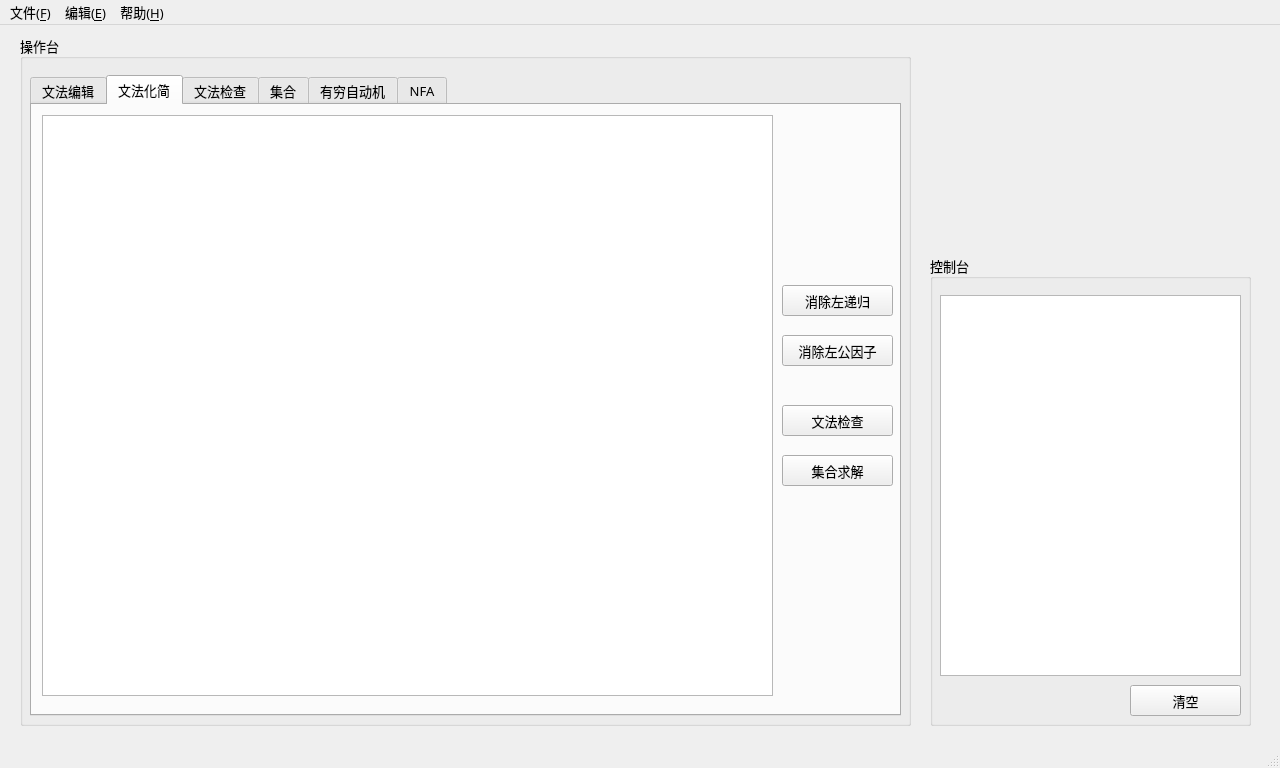
Qt form BNFProcessor/mainwindow.ui (Lyuyk/Compile-Principle-Course-Labs) before a commit.
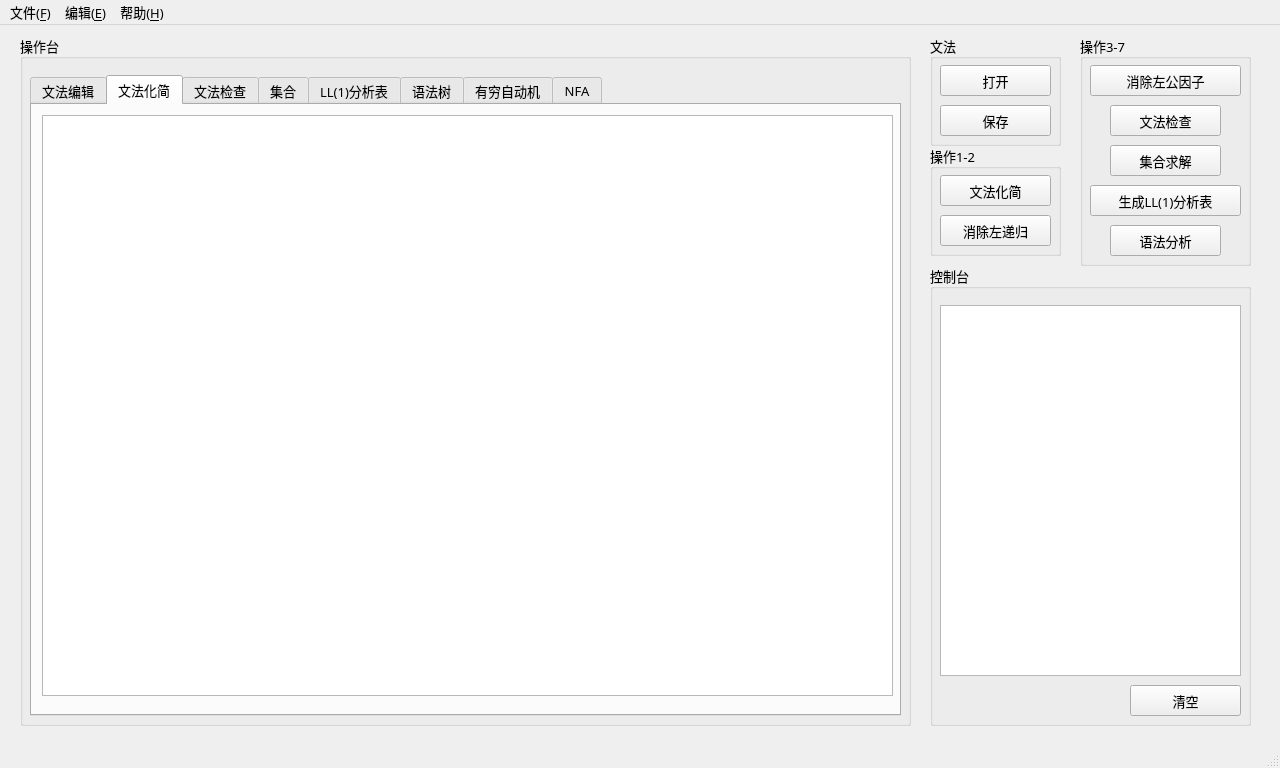
The same form after that commit. The open tabs and pages were chosen to show the change.

The edit to the form file:
```diff
--- a/BNFProcessor/mainwindow.ui
+++ b/BNFProcessor/mainwindow.ui
@@ -24,9 +24,9 @@
     <property name="geometry">
      <rect>
       <x>930</x>
-      <y>230</y>
+      <y>240</y>
       <width>321</width>
-      <height>471</height>
+      <height>461</height>
      </rect>
     </property>
     <property name="title">
@@ -38,7 +38,7 @@
        <x>10</x>
        <y>40</y>
        <width>301</width>
-       <height>381</height>
+       <height>371</height>
       </rect>
      </property>
      <property name="font">
@@ -55,7 +55,7 @@
      <property name="geometry">
       <rect>
        <x>200</x>
-       <y>430</y>
+       <y>420</y>
        <width>111</width>
        <height>31</height>
       </rect>
@@ -87,25 +87,12 @@
       </rect>
      </property>
      <property name="currentIndex">
-      <number>1</number>
+      <number>0</number>
      </property>
      <widget class="QWidget" name="tab_edit">
       <attribute name="title">
        <string>文法编辑</string>
       </attribute>
-      <widget class="QPushButton" name="pushButton_open">
-       <property name="geometry">
-        <rect>
-         <x>750</x>
-         <y>200</y>
-         <width>111</width>
-         <height>31</height>
-        </rect>
-       </property>
-       <property name="text">
-        <string>打开</string>
-       </property>
-      </widget>
       <widget class="QPlainTextEdit" name="plainTextEdit_edit">
        <property name="geometry">
         <rect>
@@ -122,32 +109,6 @@
         </font>
        </property>
       </widget>
-      <widget class="QPushButton" name="pushButton_save">
-       <property name="geometry">
-        <rect>
-         <x>750</x>
-         <y>260</y>
-         <width>111</width>
-         <height>31</height>
-        </rect>
-       </property>
-       <property name="text">
-        <string>保存</string>
-       </property>
-      </widget>
-      <widget class="QPushButton" name="pushButton_process">
-       <property name="geometry">
-        <rect>
-         <x>750</x>
-         <y>320</y>
-         <width>111</width>
-         <height>31</height>
-        </rect>
-       </property>
-       <property name="text">
-        <string>全部处理</string>
-       </property>
-      </widget>
       <widget class="QPushButton" name="pushButton_arrowChar">
        <property name="geometry">
         <rect>
@@ -200,17 +161,17 @@
         <string>快捷编辑：</string>
        </property>
       </widget>
-      <widget class="QPushButton" name="pushButton_simplify">
+      <widget class="QPushButton" name="pushButton_process">
        <property name="geometry">
         <rect>
          <x>750</x>
-         <y>380</y>
+         <y>290</y>
          <width>111</width>
          <height>31</height>
         </rect>
        </property>
        <property name="text">
-        <string>化简</string>
+        <string>全部处理</string>
        </property>
       </widget>
      </widget>
@@ -223,7 +184,7 @@
         <rect>
          <x>10</x>
          <y>10</y>
-         <width>731</width>
+         <width>851</width>
          <height>581</height>
         </rect>
        </property>
@@ -237,58 +198,6 @@
         <bool>true</bool>
        </property>
       </widget>
-      <widget class="QPushButton" name="pushButton_check">
-       <property name="geometry">
-        <rect>
-         <x>750</x>
-         <y>300</y>
-         <width>111</width>
-         <height>31</height>
-        </rect>
-       </property>
-       <property name="text">
-        <string>文法检查</string>
-       </property>
-      </widget>
-      <widget class="QPushButton" name="pushButton_set">
-       <property name="geometry">
-        <rect>
-         <x>750</x>
-         <y>350</y>
-         <width>111</width>
-         <height>31</height>
-        </rect>
-       </property>
-       <property name="text">
-        <string>集合求解</string>
-       </property>
-      </widget>
-      <widget class="QPushButton" name="pushButton_eliminateLeftRecursion">
-       <property name="geometry">
-        <rect>
-         <x>750</x>
-         <y>180</y>
-         <width>111</width>
-         <height>31</height>
-        </rect>
-       </property>
-       <property name="text">
-        <string>消除左递归</string>
-       </property>
-      </widget>
-      <widget class="QPushButton" name="pushButton_eliminateLeftCommonFactor">
-       <property name="geometry">
-        <rect>
-         <x>750</x>
-         <y>230</y>
-         <width>111</width>
-         <height>31</height>
-        </rect>
-       </property>
-       <property name="text">
-        <string>消除左公因子</string>
-       </property>
-      </widget>
      </widget>
      <widget class="QWidget" name="tab_check">
       <attribute name="title">
@@ -454,6 +363,36 @@
        </widget>
       </widget>
      </widget>
+     <widget class="QWidget" name="tab_LL1">
+      <attribute name="title">
+       <string>LL(1)分析表</string>
+      </attribute>
+      <widget class="QTableWidget" name="tableWidget_LL1">
+       <property name="geometry">
+        <rect>
+         <x>10</x>
+         <y>10</y>
+         <width>851</width>
+         <height>591</height>
+        </rect>
+       </property>
+      </widget>
+     </widget>
+     <widget class="QWidget" name="tab_CST">
+      <attribute name="title">
+       <string>语法树</string>
+      </attribute>
+      <widget class="QTreeWidget" name="treeWidget_CST">
+       <property name="geometry">
+        <rect>
+         <x>10</x>
+         <y>10</y>
+         <width>851</width>
+         <height>591</height>
+        </rect>
+       </property>
+      </widget>
+     </widget>
      <widget class="QWidget" name="tab_DFA">
       <attribute name="title">
        <string>有穷自动机</string>
@@ -486,6 +425,162 @@
      </widget>
     </widget>
    </widget>
+   <widget class="QGroupBox" name="groupBox_3">
+    <property name="geometry">
+     <rect>
+      <x>1080</x>
+      <y>10</y>
+      <width>171</width>
+      <height>231</height>
+     </rect>
+    </property>
+    <property name="title">
+     <string>操作3-7</string>
+    </property>
+    <widget class="QPushButton" name="pushButton_eliminateLeftCommonFactor">
+     <property name="geometry">
+      <rect>
+       <x>10</x>
+       <y>30</y>
+       <width>151</width>
+       <height>31</height>
+      </rect>
+     </property>
+     <property name="text">
+      <string>消除左公因子</string>
+     </property>
+    </widget>
+    <widget class="QPushButton" name="pushButton_check">
+     <property name="geometry">
+      <rect>
+       <x>30</x>
+       <y>70</y>
+       <width>111</width>
+       <height>31</height>
+      </rect>
+     </property>
+     <property name="text">
+      <string>文法检查</string>
+     </property>
+    </widget>
+    <widget class="QPushButton" name="pushButton_set">
+     <property name="geometry">
+      <rect>
+       <x>30</x>
+       <y>110</y>
+       <width>111</width>
+       <height>31</height>
+      </rect>
+     </property>
+     <property name="text">
+      <string>集合求解</string>
+     </property>
+    </widget>
+    <widget class="QPushButton" name="pushButton_LL1">
+     <property name="geometry">
+      <rect>
+       <x>10</x>
+       <y>150</y>
+       <width>151</width>
+       <height>31</height>
+      </rect>
+     </property>
+     <property name="text">
+      <string>生成LL(1)分析表</string>
+     </property>
+    </widget>
+    <widget class="QPushButton" name="pushButton_CST">
+     <property name="geometry">
+      <rect>
+       <x>30</x>
+       <y>190</y>
+       <width>111</width>
+       <height>31</height>
+      </rect>
+     </property>
+     <property name="text">
+      <string>语法分析</string>
+     </property>
+    </widget>
+   </widget>
+   <widget class="QGroupBox" name="groupBox_4">
+    <property name="geometry">
+     <rect>
+      <x>930</x>
+      <y>10</y>
+      <width>131</width>
+      <height>111</height>
+     </rect>
+    </property>
+    <property name="title">
+     <string>文法</string>
+    </property>
+    <widget class="QPushButton" name="pushButton_save">
+     <property name="geometry">
+      <rect>
+       <x>10</x>
+       <y>70</y>
+       <width>111</width>
+       <height>31</height>
+      </rect>
+     </property>
+     <property name="text">
+      <string>保存</string>
+     </property>
+    </widget>
+    <widget class="QPushButton" name="pushButton_open">
+     <property name="geometry">
+      <rect>
+       <x>10</x>
+       <y>30</y>
+       <width>111</width>
+       <height>31</height>
+      </rect>
+     </property>
+     <property name="text">
+      <string>打开</string>
+     </property>
+    </widget>
+   </widget>
+   <widget class="QGroupBox" name="groupBox_5">
+    <property name="geometry">
+     <rect>
+      <x>930</x>
+      <y>120</y>
+      <width>131</width>
+      <height>111</height>
+     </rect>
+    </property>
+    <property name="title">
+     <string>操作1-2</string>
+    </property>
+    <widget class="QPushButton" name="pushButton_simplify">
+     <property name="geometry">
+      <rect>
+       <x>10</x>
+       <y>30</y>
+       <width>111</width>
+       <height>31</height>
+      </rect>
+     </property>
+     <property name="text">
+      <string>文法化简</string>
+     </property>
+    </widget>
+    <widget class="QPushButton" name="pushButton_eliminateLeftRecursion">
+     <property name="geometry">
+      <rect>
+       <x>10</x>
+       <y>70</y>
+       <width>111</width>
+       <height>31</height>
+      </rect>
+     </property>
+     <property name="text">
+      <string>消除左递归</string>
+     </property>
+    </widget>
+   </widget>
   </widget>
   <widget class="QMenuBar" name="menubar">
    <property name="geometry">
```
